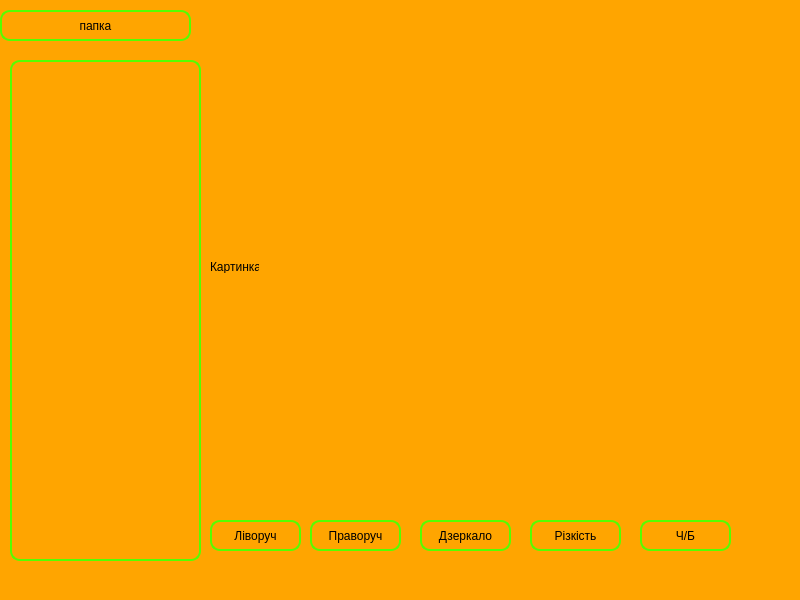
This is untitled.ui in Chicodup/54r4f4 as Qt 5 draws it before an edit. The edited form follows.
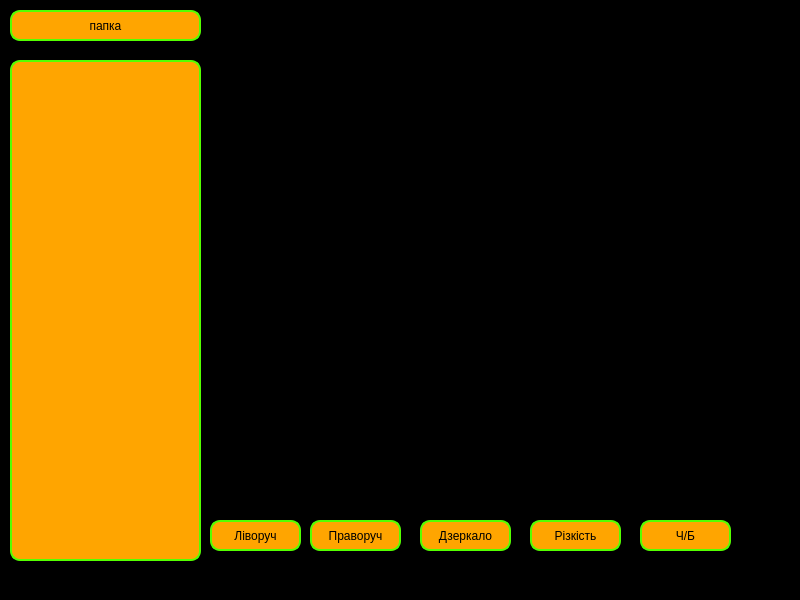
This is the edited form.

The edit to the form file:
```diff
--- a/untitled.ui
+++ b/untitled.ui
@@ -14,7 +14,7 @@
    <string>MainWindow</string>
   </property>
   <property name="styleSheet">
-   <string notr="true"> background:orange;</string>
+   <string notr="true"> background:black;</string>
   </property>
   <widget class="QWidget" name="centralwidget">
    <widget class="QListWidget" name="listWidget">
@@ -28,13 +28,14 @@
     </property>
     <property name="styleSheet">
      <string notr="true">border:2px solid rgb(85, 255, 0);
-border-radius: 10px;</string>
+border-radius: 10px;
+background:orange;</string>
     </property>
    </widget>
-   <widget class="QPushButton" name="pushButton">
+   <widget class="QPushButton" name="papka_btn">
     <property name="geometry">
      <rect>
-      <x>0</x>
+      <x>10</x>
       <y>10</y>
       <width>191</width>
       <height>31</height>
@@ -42,7 +43,8 @@
     </property>
     <property name="styleSheet">
      <string notr="true">border:2px solid rgb(85, 255, 0);
-border-radius: 10px;</string>
+border-radius: 10px;
+background:orange;</string>
     </property>
     <property name="text">
      <string>папка</string>
@@ -72,7 +74,8 @@
     </property>
     <property name="styleSheet">
      <string notr="true">border:2px solid rgb(85, 255, 0);
-border-radius: 10px;</string>
+border-radius: 10px;
+background:orange;</string>
     </property>
     <property name="text">
      <string>Ліворуч</string>
@@ -89,7 +92,8 @@
     </property>
     <property name="styleSheet">
      <string notr="true">border:2px solid rgb(85, 255, 0);
-border-radius: 10px;</string>
+border-radius: 10px;
+background:orange;</string>
     </property>
     <property name="text">
      <string>Праворуч</string>
@@ -106,7 +110,8 @@
     </property>
     <property name="styleSheet">
      <string notr="true">border:2px solid rgb(85, 255, 0);
-border-radius: 10px;</string>
+border-radius: 10px;
+background:orange;</string>
     </property>
     <property name="text">
      <string>Дзеркало</string>
@@ -123,13 +128,14 @@
     </property>
     <property name="styleSheet">
      <string notr="true">border:2px solid rgb(85, 255, 0);
-border-radius: 10px;</string>
+border-radius: 10px;
+background:orange;</string>
     </property>
     <property name="text">
      <string>Різкість</string>
     </property>
    </widget>
-   <widget class="QPushButton" name="pushButton_6">
+   <widget class="QPushButton" name="pushButton">
     <property name="geometry">
      <rect>
       <x>640</x>
@@ -140,7 +146,8 @@
     </property>
     <property name="styleSheet">
      <string notr="true">border:2px solid rgb(85, 255, 0);
-border-radius: 10px;</string>
+border-radius: 10px;
+background:orange;</string>
     </property>
     <property name="text">
      <string>Ч/Б</string>
```
Left out of the diff: 12 changed lines with no effect on the pictures.
